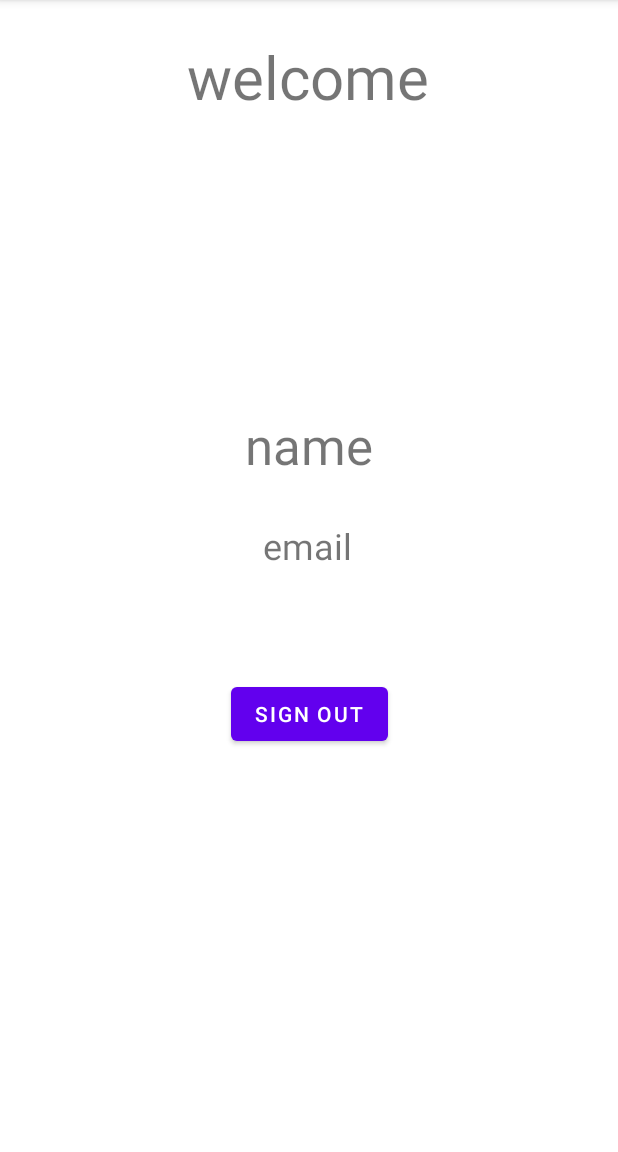
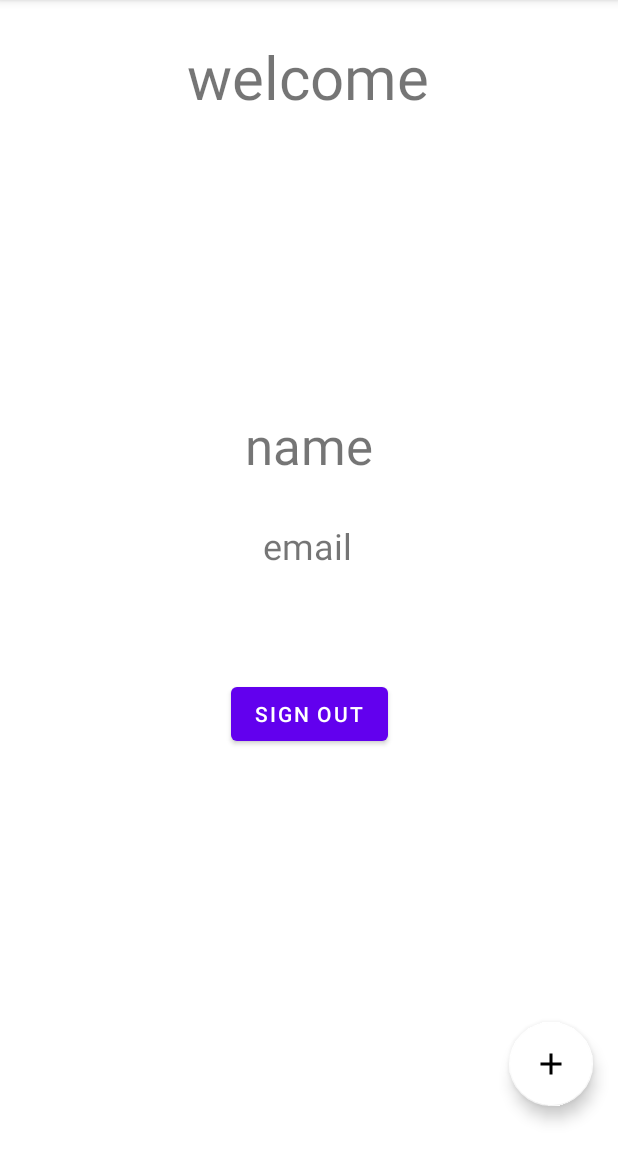
Before and after one commit to tajshuvoo/classroom, an Android app: the SecondActivity screen opened directly, with no data from a screen before it, on a phone screen of 412 x 824 dp, the part 84-1236 px from its top. Run offline under Robolectric (Android 15) with nearby library versions, the phone set to English and light mode, and no system bars.

Commit message:
2nd draft

```diff
--- a/app/src/main/java/com/example/classroom/MainActivity.java
+++ b/app/src/main/java/com/example/classroom/MainActivity.java
@@ -7,8 +7,11 @@ import androidx.appcompat.app.AppCompatActivity;
 
 import android.content.Intent;
 import android.net.Uri;
+import android.os.Build;
 import android.os.Bundle;
 import android.view.View;
+import android.view.Window;
+import android.view.WindowManager;
 import android.widget.ImageView;
 import android.widget.Toast;
 
@@ -46,6 +49,17 @@ public class MainActivity extends AppCompatActivity {
     protected void onCreate(Bundle savedInstanceState) {
         super.onCreate(savedInstanceState);
         setContentView(R.layout.activity_main);
+
+        //status bar color
+        if (Build.VERSION.SDK_INT >= Build.VERSION_CODES.LOLLIPOP) {
+            Window window = getWindow();
+            window.addFlags(WindowManager.LayoutParams.FLAG_DRAWS_SYSTEM_BAR_BACKGROUNDS);
+            window.setStatusBarColor(getResources().getColor(R.color.white));
+            if (Build.VERSION.SDK_INT >= Build.VERSION_CODES.M) {
+                View decor = getWindow().getDecorView();
+                decor.setSystemUiVisibility(View.SYSTEM_UI_FLAG_LIGHT_STATUS_BAR);
+            }
+        }
 
         signInButton = findViewById(R.id.sign_in_button);
         signInButton.setSize(SignInButton.SIZE_STANDARD);
@@ -112,15 +126,16 @@ public class MainActivity extends AppCompatActivity {
 
                     database.getReference().child("Users").child(user.getUid()).setValue(users);
 
-                    navigateToSecondActivity();
+                    navigateToSecondActivity(user);
                 }
             }
         });
     }
 
-    private void navigateToSecondActivity() {
+    private void navigateToSecondActivity(FirebaseUser user) {
 
         Intent intent =new Intent(MainActivity.this,SecondActivity.class);
+        intent.putExtra("userId",user.getUid());
         startActivity(intent);
     }
 
--- a/app/src/main/java/com/example/classroom/SecondActivity.java
+++ b/app/src/main/java/com/example/classroom/SecondActivity.java
@@ -4,8 +4,13 @@ import androidx.annotation.NonNull;
 import androidx.appcompat.app.AppCompatActivity;
 
 import android.content.Intent;
+import android.content.res.ColorStateList;
+import android.graphics.Color;
+import android.os.Build;
 import android.os.Bundle;
 import android.view.View;
+import android.view.Window;
+import android.view.WindowManager;
 import android.widget.Button;
 import android.widget.TextView;
 
@@ -15,6 +20,8 @@ import com.google.android.gms.auth.api.signin.GoogleSignInClient;
 import com.google.android.gms.auth.api.signin.GoogleSignInOptions;
 import com.google.android.gms.tasks.OnCompleteListener;
 import com.google.android.gms.tasks.Task;
+import com.google.android.material.floatingactionbutton.ExtendedFloatingActionButton;
+import com.google.android.material.floatingactionbutton.FloatingActionButton;
 
 public class SecondActivity extends AppCompatActivity {
 
@@ -23,15 +30,43 @@ public class SecondActivity extends AppCompatActivity {
 
     TextView name,email;
     Button signOut;
+    String userId;
+
+    //fab
+    private boolean isFabExpanded = false;
+    private FloatingActionButton fabMain;
+    private ExtendedFloatingActionButton fabOption1, fabOption2;
 
     @Override
     protected void onCreate(Bundle savedInstanceState) {
         super.onCreate(savedInstanceState);
         setContentView(R.layout.activity_second);
 
+        //status bar color
+        if (Build.VERSION.SDK_INT >= Build.VERSION_CODES.LOLLIPOP) {
+            Window window = getWindow();
+            window.addFlags(WindowManager.LayoutParams.FLAG_DRAWS_SYSTEM_BAR_BACKGROUNDS);
+            window.setStatusBarColor(getResources().getColor(R.color.white));
+            if (Build.VERSION.SDK_INT >= Build.VERSION_CODES.M) {
+                View decor = getWindow().getDecorView();
+                decor.setSystemUiVisibility(View.SYSTEM_UI_FLAG_LIGHT_STATUS_BAR);
+            }
+        }
+
         name = findViewById(R.id.name);
         email= findViewById(R.id.email);
         signOut = findViewById(R.id.button);
+
+        //fab
+        fabMain = findViewById(R.id.fabMain);
+        fabOption1 = findViewById(R.id.fabOption1);
+        fabOption2 = findViewById(R.id.fabOption2);
+        fabMain.setBackgroundTintList(ColorStateList.valueOf(Color.WHITE));
+        fabOption1.setBackgroundTintList(ColorStateList.valueOf(Color.WHITE));
+        fabOption2.setBackgroundTintList(ColorStateList.valueOf(Color.WHITE));
+
+
+        userId = getIntent().getStringExtra("userId");
 
 
         googleSignInOptions = new GoogleSignInOptions.Builder(googleSignInOptions.DEFAULT_SIGN_IN).requestEmail().build();
@@ -51,6 +86,37 @@ public class SecondActivity extends AppCompatActivity {
                 signOUT();
             }
         });
+
+        //fab
+        fabMain.setOnClickListener(new View.OnClickListener() {
+            @Override
+            public void onClick(View view) {
+                if (isFabExpanded) {
+                    closeFabMenu();
+                } else {
+                    openFabMenu();
+                }
+            }
+        });
+
+        fabOption1.setOnClickListener(new View.OnClickListener() {
+            @Override
+            public void onClick(View view) {
+                // Handle Option 1 click
+                closeFabMenu();
+            }
+        });
+
+        fabOption2.setOnClickListener(new View.OnClickListener() {
+            @Override
+            public void onClick(View view) {
+                // Handle Option 2 click
+                closeFabMenu();
+            }
+        });
+
+
+        //fab done
     }
 
     private void signOUT() {
@@ -61,4 +127,16 @@ public class SecondActivity extends AppCompatActivity {
             }
         });
     }
+    //fab
+    private void openFabMenu() {
+        isFabExpanded = true;
+        fabOption1.show();
+        fabOption2.show();
+    }
+
+    private void closeFabMenu() {
+        isFabExpanded = false;
+        fabOption1.hide();
+        fabOption2.hide();
+    }
 }
--- /dev/null
+++ b/app/src/main/res/drawable/sharp_add_plus.xml
@@ -0,0 +1,5 @@
+<vector android:height="24dp" android:tint="#000000"
+    android:viewportHeight="24" android:viewportWidth="24"
+    android:width="24dp" xmlns:android="http://schemas.android.com/apk/res/android">
+    <path android:fillColor="@android:color/white" android:pathData="M19,13h-6v6h-2v-6H5v-2h6V5h2v6h6v2z"/>
+</vector>
--- a/app/src/main/res/layout/activity_second.xml
+++ b/app/src/main/res/layout/activity_second.xml
@@ -50,4 +50,54 @@
         app:layout_constraintEnd_toEndOf="parent"
         app:layout_constraintStart_toStartOf="parent"
         app:layout_constraintTop_toBottomOf="@+id/email" />
+
+    <com.google.android.material.floatingactionbutton.FloatingActionButton
+        android:id="@+id/fabMain"
+        android:layout_width="wrap_content"
+        android:layout_height="wrap_content"
+        android:background="@color/white"
+        android:clickable="true"
+        app:layout_constraintBottom_toBottomOf="parent"
+        app:layout_constraintEnd_toEndOf="parent"
+        app:layout_constraintHorizontal_bias="0.954"
+        app:layout_constraintStart_toStartOf="parent"
+        app:layout_constraintTop_toTopOf="parent"
+        app:layout_constraintVertical_bias="0.957"
+        app:srcCompat="@drawable/sharp_add_plus" />
+
+
+    <com.google.android.material.floatingactionbutton.ExtendedFloatingActionButton
+        android:id="@+id/fabOption1"
+        android:layout_width="150dp"
+        android:layout_height="wrap_content"
+        android:layout_alignEnd="@id/fabMain"
+        android:layout_alignBottom="@id/fabMain"
+        android:layout_margin="16dp"
+        android:layout_marginBottom="16dp"
+        android:text="Join Class"
+        app:layout_constraintBottom_toTopOf="@+id/fabOption2"
+        app:layout_constraintEnd_toEndOf="parent"
+        app:layout_constraintHorizontal_bias="0.992"
+        app:layout_constraintStart_toStartOf="parent"
+        android:visibility="gone"
+        tools:layout_editor_absoluteY="598dp"/>
+
+    <com.google.android.material.floatingactionbutton.ExtendedFloatingActionButton
+        android:id="@+id/fabOption2"
+        android:layout_width="150dp"
+        android:layout_height="wrap_content"
+        android:layout_alignEnd="@id/fabMain"
+        android:layout_alignBottom="@id/fabMain"
+        android:layout_margin="16dp"
+        android:layout_marginBottom="20dp"
+        android:text="Create Class"
+        app:layout_constraintBottom_toTopOf="@+id/fabMain"
+        app:layout_constraintEnd_toEndOf="parent"
+        app:layout_constraintHorizontal_bias="0.992"
+        app:layout_constraintStart_toStartOf="parent"
+        android:visibility="gone"
+    tools:layout_editor_absoluteY="598dp" />
+
+
+
 </androidx.constraintlayout.widget.ConstraintLayout>
```
